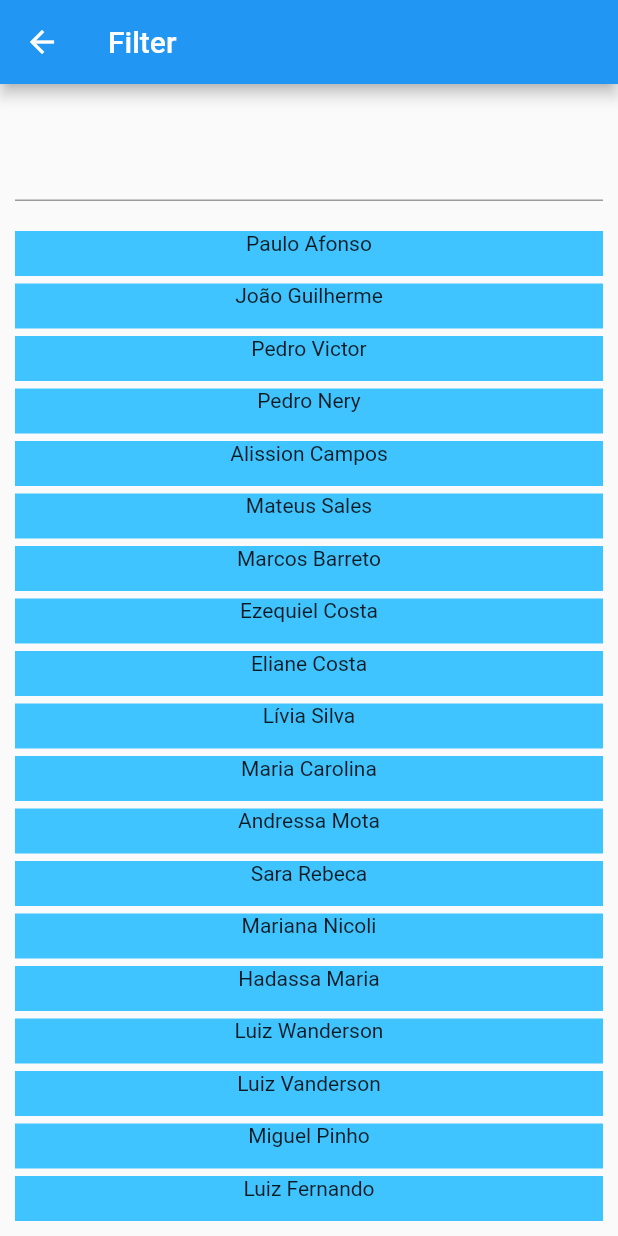
After one commit to EzequielCosta/forms_components_flutter, a Flutter app: the FilterListView screen opened by its route, on a phone screen of 412 x 824 dp. The commit adds this screen. Run offline on Flutter 3.47's test engine with Material 2 defaults, Android fonts, the phone set to English and light mode, and no system bars; network calls fail.

Commit message:
Atualização de alguns arquivos

```diff
--- a/lib/main.dart
+++ b/lib/main.dart
@@ -1,6 +1,8 @@
 import 'package:flutter/material.dart';
+import 'package:form_components/pages/filter_list_view/filter_list_view.dart';
 import 'package:form_components/pages/focus_text/focus_text.dart';
 import 'package:form_components/pages/home/home.dart';
+import 'package:form_components/pages/listview_api/listview_api.dart';
 import 'package:form_components/pages/politics_of_privacy/politics_of_privacy.dart';
 import 'package:form_components/pages/turn_on_off_led/turn_on_off_led.dart';
 import 'package:form_components/pages/zoom_image_slider/zoom_image_slider.dart';
@@ -14,13 +16,15 @@ class Main extends StatelessWidget {
   @override
   Widget build(BuildContext context) {
     return MaterialApp(
-      initialRoute: "/zoom_image_slider",
+      initialRoute: "/filter_api",
       routes: {
         "/home": (context) => Home(),
         "/focus_text": (context) => FocusText(),
         "/politic_of_privacy": (context) => PoliticOfPrivacy(),
         "/turn_on_off_led": (context) => TurnOnOffLed(),
-        "/zoom_image_slider": ((context) => ZoomImageSlider())
+        "/zoom_image_slider": (context) => ZoomImageSlider(),
+        "/filter_listview": (context) => FilterListView(),
+        "/filter_api": (context) => ListViewApi()
       },
     );
   }
--- /dev/null
+++ b/lib/pages/filter_list_view/filter_list_view.dart
@@ -0,0 +1,9 @@
+import 'package:flutter/material.dart';
+import 'package:form_components/pages/filter_list_view/filter_list_view_state.dart';
+
+class FilterListView extends StatefulWidget {
+  const FilterListView({Key? key}) : super(key: key);
+
+  @override
+  State<FilterListView> createState() => FilterListViewState();
+}
--- /dev/null
+++ b/lib/pages/filter_list_view/filter_list_view_state.dart
@@ -0,0 +1,94 @@
+import 'package:flutter/material.dart';
+import 'package:form_components/pages/filter_list_view/filter_list_view.dart';
+
+class FilterListViewState extends State<FilterListView> {
+  String? _itemSelected = null;
+
+  late List<String> _names;
+  late List<String> _search;
+
+  @override
+  void initState() {
+    _names = [
+      "Paulo Afonso",
+      "João Guilherme",
+      "Pedro Victor",
+      "Pedro Nery",
+      "Alission Campos",
+      "Mateus Sales",
+      "Marcos Barreto",
+      "Ezequiel Costa",
+      "Eliane Costa",
+      "Lívia Silva",
+      "Maria Carolina",
+      "Andressa Mota",
+      "Sara Rebeca",
+      "Mariana Nicoli",
+      "Hadassa Maria",
+      "Luiz Wanderson",
+      "Luiz Vanderson",
+      "Miguel Pinho",
+      "Luiz Fernando"
+    ];
+    _search = _names;
+    super.initState();
+  }
+
+  @override
+  Widget build(BuildContext context) {
+    return Scaffold(
+      appBar: AppBar(title: Text("Filter")),
+      body: Padding(
+        padding: const EdgeInsets.only(right: 10, left: 10, top: 30),
+        child: Center(
+            child: Column(
+          children: [
+            Container(
+                margin: EdgeInsets.only(bottom: 20),
+                child: Autocomplete<String>(
+                  optionsBuilder: (TextEditingValue textEditingValue) {
+                    if (textEditingValue.text == '') {
+                      setState(() {
+                        _search = _names;
+                      });
+                      return const Iterable<String>.empty();
+                    }
+                    return _names.where((String option) {
+                      return option
+                          .contains(textEditingValue.text.toLowerCase());
+                    });
+                  },
+                  onSelected: (String selection) {
+                    setState(() {
+                      _itemSelected = selection;
+                      var interable = _names.where((String item) {
+                        return item.contains(selection.toLowerCase());
+                      }).toList();
+                      _search = interable;
+                    });
+                  },
+                )),
+            Expanded(
+              child: ListView.separated(
+                  itemBuilder: (BuildContext context, int index) {
+                    return Container(
+                        color: Colors.lightBlueAccent,
+                        height: 30,
+                        child: Text(
+                          _search[index],
+                          textAlign: TextAlign.center,
+                        ));
+                  },
+                  separatorBuilder: (BuildContext context, int index) {
+                    return const SizedBox(
+                      height: 5,
+                    );
+                  },
+                  itemCount: _search.length),
+            ),
+          ],
+        )),
+      ),
+    );
+  }
+}
--- a/pubspec.yaml
+++ b/pubspec.yaml
@@ -34,6 +34,7 @@ dependencies:
   # The following adds the Cupertino Icons font to your application.
   # Use with the CupertinoIcons class for iOS style icons.
   cupertino_icons: ^1.0.2
+  http: ^0.13.4
 
 dev_dependencies:
   flutter_test:
```
Also changed, not shown: lib/entities/estado.dart (added, +22 -0 lines), lib/entities/regiao.dart (added, +11 -0 lines), lib/pages/listview_api/listview_api.dart (added, +9 -0 lines), lib/pages/listview_api/listview_api_state.dart (added, +67 -0 lines), lib/pages/zoom_image_slider/zoom_image_slider_state.dart (+23 -8 lines), lib/widgets/estado_widget.dart (added, +21 -0 lines), lib/widgets/estados_scrollview_widget.dart (added, +42 -0 lines), lib/widgets/listview_estados.dart (added, +65 -0 lines), pubspec.lock.
